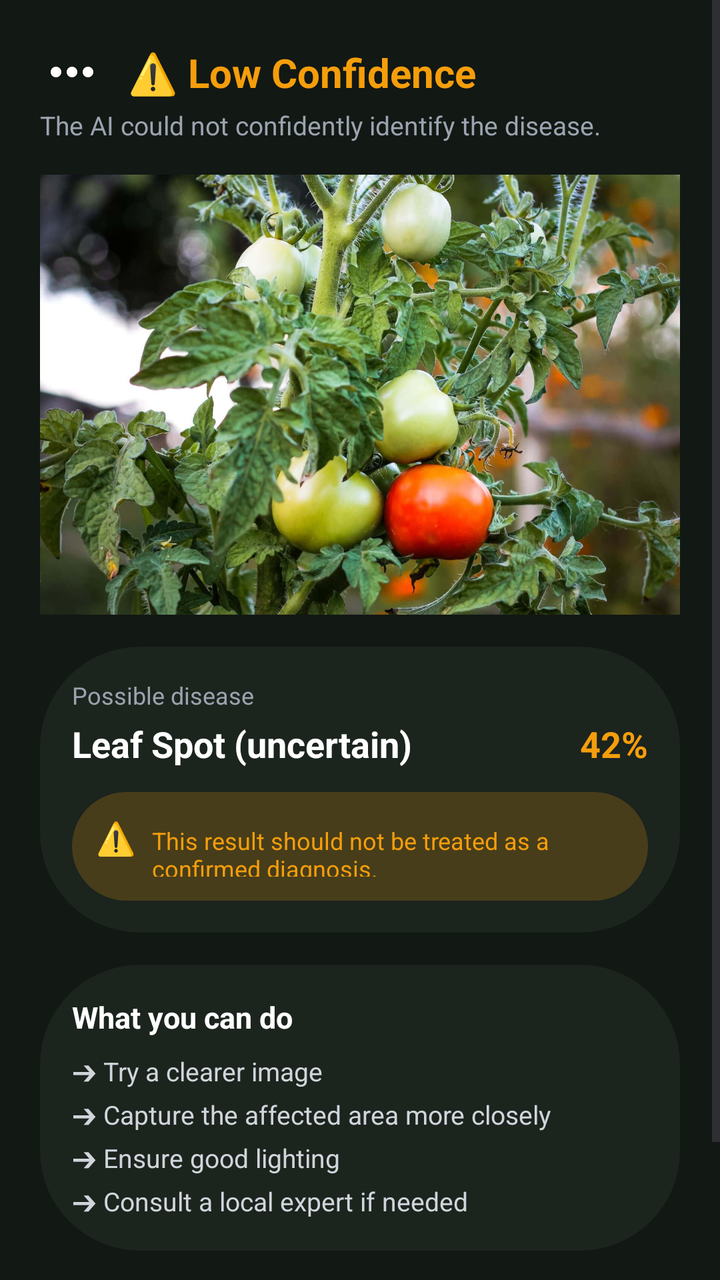
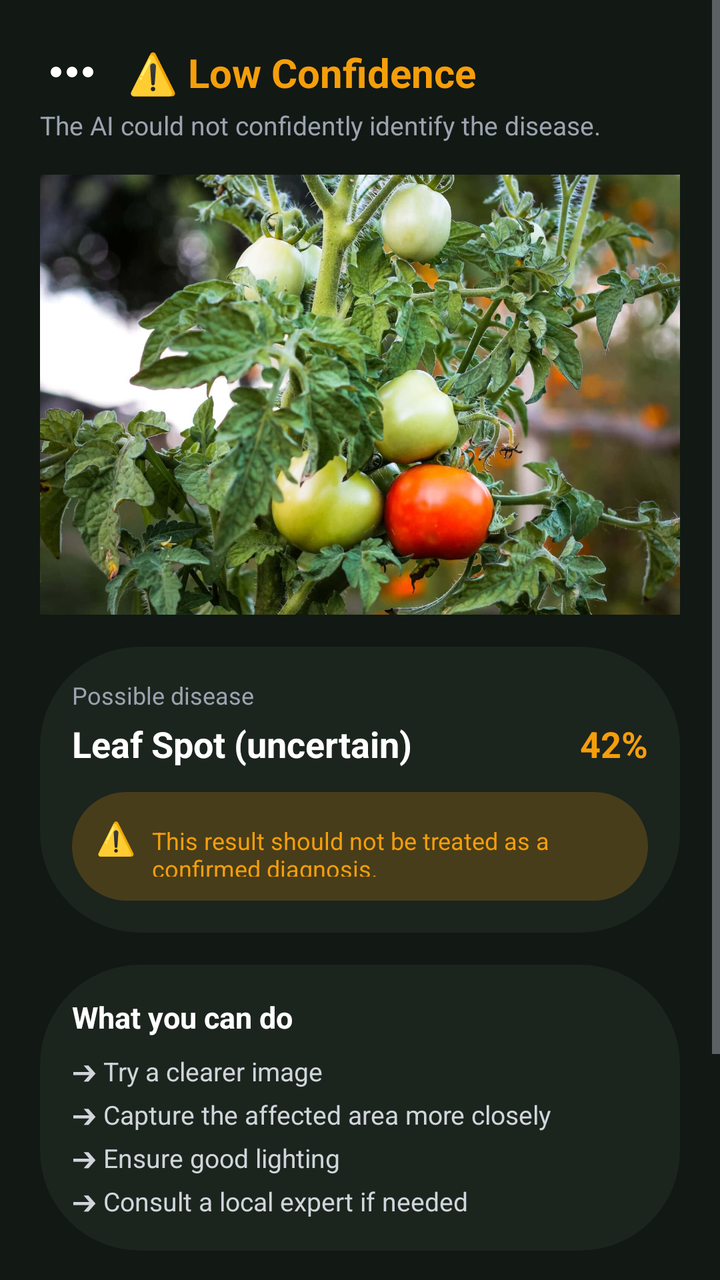

Screens rendered from an Android XML layout before and after an edit, with the pre-edit source and the edit as a unified diff.
<!-- AndroidManifest.xml: application theme Theme.SmartAgriculture -->
<!-- res/layout/fragment_scan_low_confidence.xml -->
<?xml version="1.0" encoding="utf-8"?>
<ScrollView xmlns:android="http://schemas.android.com/apk/res/android"
    xmlns:app="http://schemas.android.com/apk/res-auto"
    android:layout_width="match_parent"
    android:layout_height="match_parent"
    android:background="#121814"
    android:fillViewport="true">

    <androidx.constraintlayout.widget.ConstraintLayout
        android:layout_width="match_parent"
        android:layout_height="wrap_content"
        android:padding="20dp">

        
        <ImageView
            android:id="@+id/btnBack"
            android:layout_width="32dp"
            android:layout_height="32dp"
            android:src="@drawable/ic_more"
            app:layout_constraintStart_toStartOf="parent"
            app:layout_constraintTop_toTopOf="parent"
            app:tint="#FFFFFF" />

        <TextView
            android:id="@+id/tvTitle"
            android:layout_width="wrap_content"
            android:layout_height="wrap_content"
            android:layout_marginStart="12dp"
            android:text="⚠️ Low Confidence"
            android:textColor="#F59E0B"
            android:textSize="20sp"
            android:textStyle="bold"
            app:layout_constraintBottom_toBottomOf="@id/btnBack"
            app:layout_constraintStart_toEndOf="@id/btnBack"
            app:layout_constraintTop_toTopOf="@id/btnBack" />

        <TextView
            android:id="@+id/tvSubtitle"
            android:layout_width="wrap_content"
            android:layout_height="wrap_content"
            android:layout_marginTop="4dp"
            android:text="The AI could not confidently identify the disease."
            android:textColor="#9CA3AF"
            android:textSize="13sp"
            app:layout_constraintStart_toStartOf="parent"
            app:layout_constraintTop_toBottomOf="@id/tvTitle" />

        
        <FrameLayout
            android:id="@+id/imageCard"
            android:layout_width="0dp"
            android:layout_height="220dp"
            android:layout_marginTop="16dp"
            android:background="@drawable/rounded_button"
            android:backgroundTint="#1C241E"
            app:layout_constraintEnd_toEndOf="parent"
            app:layout_constraintStart_toStartOf="parent"
            app:layout_constraintTop_toBottomOf="@id/tvSubtitle">

            <ImageView
                android:id="@+id/ivLowConfLeaf"
                android:layout_width="match_parent"
                android:layout_height="match_parent"
                android:scaleType="centerCrop"
                android:src="@drawable/bg_1" />
        </FrameLayout>

        
        <LinearLayout
            android:id="@+id/cardPrediction"
            android:layout_width="0dp"
            android:layout_height="wrap_content"
            android:layout_marginTop="16dp"
            android:background="@drawable/rounded_button"
            android:backgroundTint="#1C241E"
            android:orientation="vertical"
            android:padding="16dp"
            app:layout_constraintEnd_toEndOf="parent"
            app:layout_constraintStart_toStartOf="parent"
            app:layout_constraintTop_toBottomOf="@id/imageCard">

            <TextView
                android:layout_width="wrap_content"
                android:layout_height="wrap_content"
                android:text="Possible disease"
                android:textColor="#9CA3AF"
                android:textSize="12sp" />

            <LinearLayout
                android:layout_width="match_parent"
                android:layout_height="wrap_content"
                android:layout_marginTop="4dp"
                android:gravity="center_vertical"
                android:orientation="horizontal">

                <TextView
                    android:id="@+id/tvPossibleDisease"
                    android:layout_width="0dp"
                    android:layout_height="wrap_content"
                    android:layout_weight="1"
                    android:text="Leaf Spot (uncertain)"
                    android:textColor="#FFFFFF"
                    android:textSize="18sp"
                    android:textStyle="bold" />

                <TextView
                    android:id="@+id/tvConfidenceValue"
                    android:layout_width="wrap_content"
                    android:layout_height="wrap_content"
                    android:text="42%"
                    android:textColor="#F59E0B"
                    android:textSize="18sp"
                    android:textStyle="bold" />
            </LinearLayout>

            
            <LinearLayout
                android:layout_width="match_parent"
                android:layout_height="wrap_content"
                android:layout_marginTop="12dp"
                android:background="@drawable/rounded_button"
                android:backgroundTint="#33F59E0B"
                android:padding="12dp">

                <TextView
                    android:layout_width="wrap_content"
                    android:layout_height="wrap_content"
                    android:text="⚠️"
                    android:textSize="16sp" />

                <TextView
                    android:layout_width="0dp"
                    android:layout_height="wrap_content"
                    android:layout_marginStart="8dp"
                    android:layout_weight="1"
                    android:text="This result should not be treated as a confirmed diagnosis."
                    android:textColor="#F59E0B"
                    android:textSize="12sp" />
            </LinearLayout>

        </LinearLayout>

        
        <LinearLayout
            android:id="@+id/cardSuggestions"
            android:layout_width="0dp"
            android:layout_height="wrap_content"
            android:layout_marginTop="16dp"
            android:background="@drawable/rounded_button"
            android:backgroundTint="#1C241E"
            android:orientation="vertical"
            android:padding="16dp"
            app:layout_constraintEnd_toEndOf="parent"
            app:layout_constraintStart_toStartOf="parent"
            app:layout_constraintTop_toBottomOf="@id/cardPrediction">

            <TextView
                android:layout_width="wrap_content"
                android:layout_height="wrap_content"
                android:text="What you can do"
                android:textColor="#FFFFFF"
                android:textSize="15sp"
                android:textStyle="bold" />

            <TextView
                android:layout_width="wrap_content"
                android:layout_height="wrap_content"
                android:layout_marginTop="8dp"
                android:lineSpacingExtra="4dp"
                android:text="➔ Try a clearer image\n➔ Capture the affected area more closely\n➔ Ensure good lighting\n➔ Consult a local expert if needed"
                android:textColor="#D1D5DB"
                android:textSize="13sp" />
        </LinearLayout>

        
        <LinearLayout
            android:id="@+id/rowLowConfButtons"
            android:layout_width="0dp"
            android:layout_height="wrap_content"
            android:layout_marginTop="20dp"
            android:orientation="horizontal"
            app:layout_constraintEnd_toEndOf="parent"
            app:layout_constraintStart_toStartOf="parent"
            app:layout_constraintTop_toBottomOf="@id/cardSuggestions">

            <Button
                android:id="@+id/btnRetakePhoto"
                style="?attr/materialButtonOutlinedStyle"
                android:layout_width="0dp"
                android:layout_height="52dp"
                android:layout_marginEnd="6dp"
                android:layout_weight="1"
                android:text="Retake Photo"
                android:textColor="#FFFFFF"
                android:textSize="14sp"
                app:cornerRadius="12dp"
                app:strokeColor="#2E3B31" />

            <Button
                android:id="@+id/btnContinueAnyway"
                android:layout_width="0dp"
                android:layout_height="52dp"
                android:layout_marginStart="6dp"
                android:layout_weight="1"
                android:backgroundTint="#10B981"
                android:text="Continue Anyway"
                android:textColor="#FFFFFF"
                android:textSize="14sp"
                android:textStyle="bold"
                app:cornerRadius="12dp" />
        </LinearLayout>

    </androidx.constraintlayout.widget.ConstraintLayout>
</ScrollView>
<!-- resources referenced by this layout -->
<resources>
  <!-- drawable bg_1: jpeg bitmap (drawable, 298272 bytes) -->
  <!-- drawable ic_more (drawable) -->
  <vector xmlns:android="http://schemas.android.com/apk/res/android"
      android:width="24dp"
      android:height="24dp"
      android:viewportWidth="24.0"
      android:viewportHeight="24.0">
      <path
          android:fillColor="#FF000000"
          android:pathData="M6,10c-1.1,0 -2,0.9 -2,2s0.9,2 2,2 2,-0.9 2,-2 -0.9,-2 -2,-2zm12,0c-1.1,0 -2,0.9 -2,2s0.9,2 2,2 2,-0.9 2,-2 -0.9,-2 -2,-2zm-6,0c-1.1,0 -2,0.9 -2,2s0.9,2 2,2 2,-0.9 2,-2 -0.9,-2 -2,-2z"/>
  </vector>
  <!-- drawable rounded_button (drawable) -->
  <?xml version="1.0" encoding="utf-8"?>
  <shape xmlns:android="http://schemas.android.com/apk/res/android"
      android:shape="rectangle">
      <solid android:color="#FFFFFF"/>
      <corners android:radius="50dp"/>
  </shape>
  <style name="Theme.SmartAgriculture" parent="Base.Theme.SmartAgriculture" />
  <style name="Base.Theme.SmartAgriculture" parent="Theme.Material3.DayNight.NoActionBar">
          
          <item name="colorPrimary">@color/colorPrimary</item>
          <item name="colorPrimaryVariant">@color/colorPrimaryVariant</item>
          <item name="colorOnPrimary">@color/colorOnPrimary</item>
          
          
          <item name="colorSecondary">@color/colorSecondary</item>
          <item name="colorSecondaryVariant">@color/colorSecondaryVariant</item>
          <item name="colorOnSecondary">@color/colorOnSecondary</item>
          
          
          <item name="android:colorBackground">#121814</item>
          <item name="colorSurface">#1C241E</item>
          <item name="colorSurfaceVariant">#242E27</item>
          <item name="colorOnSurface">#FFFFFF</item>
          <item name="colorOnSurfaceVariant">#9CA3AF</item>
  
          
          <item name="android:windowFullscreen">true</item>
  
          
          <item name="fontFamily">sans-serif</item>
      </style>
  <color name="colorPrimary">#2E7D32</color>
  <color name="colorPrimaryVariant">#1B5E20</color>
  <color name="colorOnPrimary">#FFFFFF</color>
  <color name="colorSecondary">#81C784</color>
  <color name="colorSecondaryVariant">#66BB6A</color>
  <color name="colorOnSecondary">#000000</color>
</resources>

<!-- the commit's change to res/layout/fragment_scan_low_confidence.xml (unified diff, before → after) -->
@@ -173,15 +173,31 @@
         </LinearLayout>
 
         
+        <Button
+            android:id="@+id/btnEnrollPathogen"
+            android:layout_width="0dp"
+            android:layout_height="52dp"
+            android:layout_marginTop="16dp"
+            android:backgroundTint="#10B981"
+            android:text="Enroll as New Pathogen (3–5 Photos) ➔"
+            android:textColor="#FFFFFF"
+            android:textSize="14sp"
+            android:textStyle="bold"
+            app:cornerRadius="12dp"
+            app:layout_constraintEnd_toEndOf="parent"
+            app:layout_constraintStart_toStartOf="parent"
+            app:layout_constraintTop_toBottomOf="@id/cardSuggestions" />
+
+        
         <LinearLayout
             android:id="@+id/rowLowConfButtons"
             android:layout_width="0dp"
             android:layout_height="wrap_content"
-            android:layout_marginTop="20dp"
+            android:layout_marginTop="12dp"
             android:orientation="horizontal"
             app:layout_constraintEnd_toEndOf="parent"
             app:layout_constraintStart_toStartOf="parent"
-            app:layout_constraintTop_toBottomOf="@id/cardSuggestions">
+            app:layout_constraintTop_toBottomOf="@id/btnEnrollPathogen">
 
             <Button
                 android:id="@+id/btnRetakePhoto"
<!-- resource entries referenced after the edit -->
@@ -36,6 +36,19 @@
           <item name="colorSurfaceVariant">#242E27</item>
           <item name="colorOnSurface">#FFFFFF</item>
           <item name="colorOnSurfaceVariant">#9CA3AF</item>
+          <item name="android:textColorPrimary">#FFFFFF</item>
+          <item name="android:textColorSecondary">#9CA3AF</item>
+          <item name="android:editTextColor">#FFFFFF</item>
+          <item name="android:textColorHint">#6B7280</item>
+  
+          
+          <item name="appBackgroundColor">#121814</item>
+          <item name="cardBackgroundColor">#1C241E</item>
+          <item name="cardStrokeColor">#2E3B31</item>
+          <item name="textPrimaryColor">#FFFFFF</item>
+          <item name="textSecondaryColor">#9CA3AF</item>
+          <item name="dividerLineColor">#2E3B31</item>
+          <item name="dangerCardBgColor">#1C241E</item>
   
           
           <item name="android:windowFullscreen">true</item>
